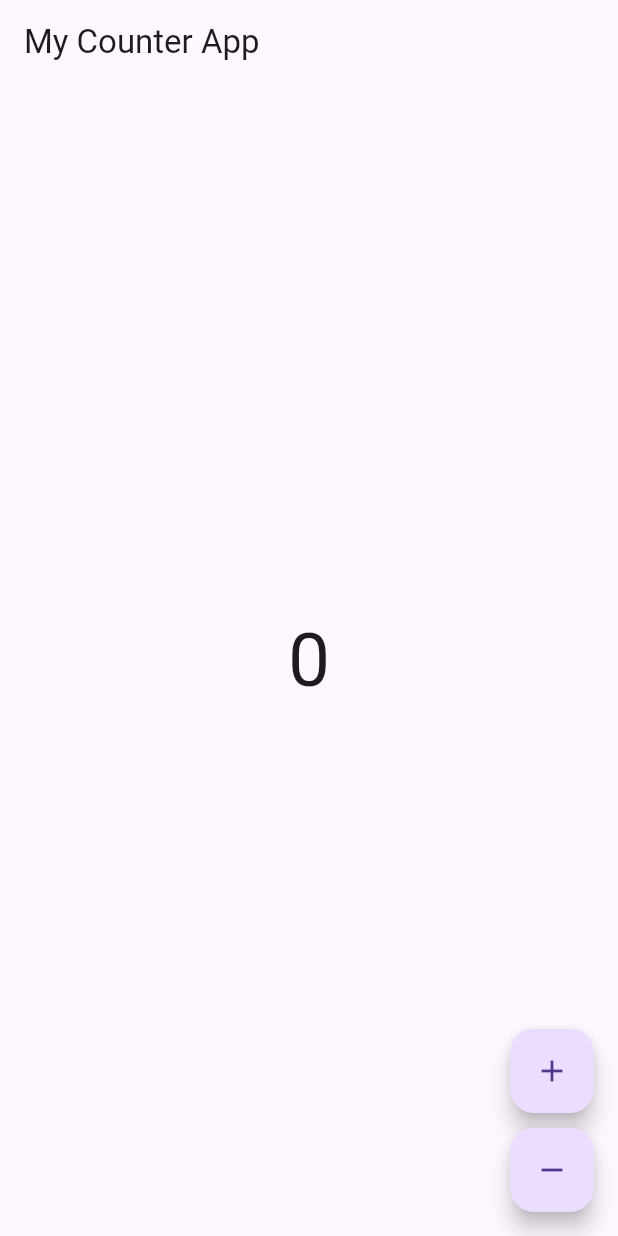
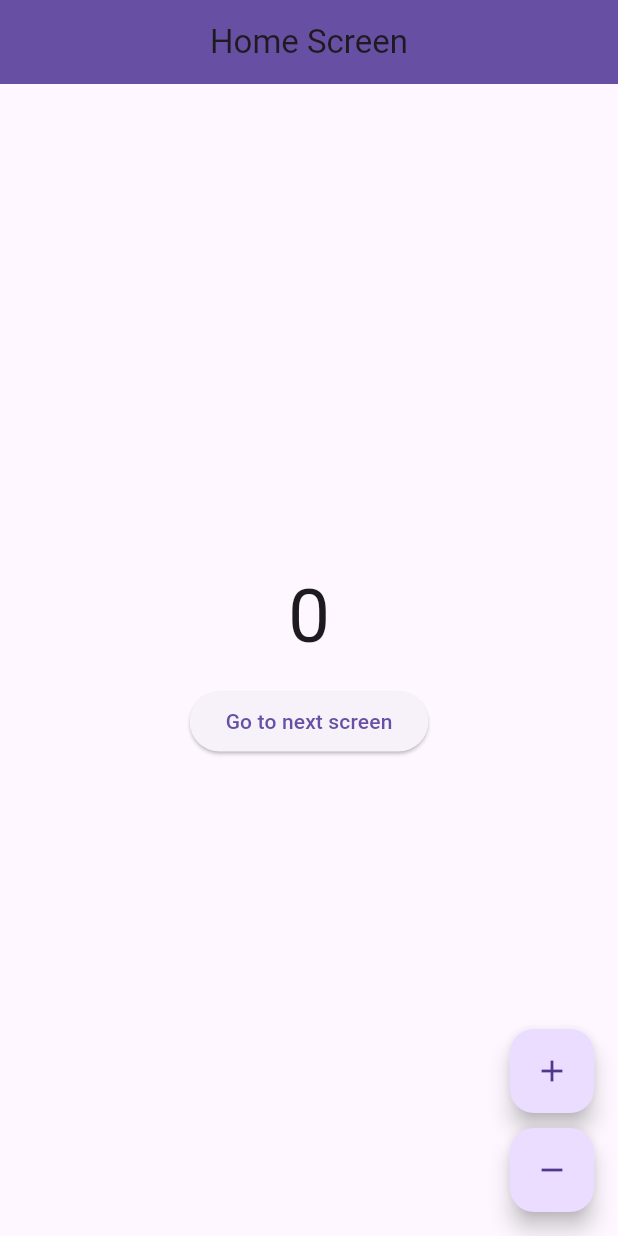
Before and after one commit to IAmTheNe/Flutter-Counter-App-with-Provider, a Flutter app: the screen it shows after launch, on a phone screen of 412 x 824 dp. Run offline on Flutter 3.47's test engine with Material 2 defaults, Android fonts, the phone set to English and light mode, and no system bars.

Commit message:
re-struct folder

```diff
--- a/lib/main.dart
+++ b/lib/main.dart
@@ -2,6 +2,7 @@ import 'package:flutter/material.dart';
 import 'package:provider/provider.dart';
 
 import './providers/counter_provider.dart';
+import './screens/home_screen.dart';
 
 void main() {
   runApp(const MyApp());
@@ -21,50 +22,10 @@ class MyApp extends StatelessWidget {
         theme: ThemeData(
           useMaterial3: true,
           primarySwatch: Colors.blue,
+          platform: TargetPlatform.iOS,
         ),
-        home: const MyHomePage(),
+        home: const HomeScreen(),
       ),
     );
   }
 }
-
-class MyHomePage extends StatelessWidget {
-  const MyHomePage({Key? key}) : super(key: key);
-
-  @override
-  Widget build(BuildContext context) {
-    return Scaffold(
-      appBar: AppBar(
-        title: const Text('My Counter App'),
-      ),
-      body: Center(
-        child: Text(
-          context.watch<CounterProvider>().counter.toString(),
-          style: const TextStyle(
-            fontSize: 50,
-          ),
-        ),
-      ),
-      floatingActionButton: Column(
-        mainAxisAlignment: MainAxisAlignment.end,
-        children: [
-          FloatingActionButton(
-            onPressed: () {
-              context.read<CounterProvider>().increment();
-            },
-            child: const Icon(Icons.add),
-          ),
-          const SizedBox(
-            height: 10,
-          ),
-          FloatingActionButton(
-            onPressed: () {
-              context.read<CounterProvider>().decrement();
-            },
-            child: const Icon(Icons.remove),
-          ),
-        ],
-      ),
-    );
-  }
-}
--- /dev/null
+++ b/lib/screens/home_screen.dart
@@ -0,0 +1,65 @@
+import 'package:flutter/material.dart';
+import 'package:provider/provider.dart';
+
+import './second_screen.dart';
+import '../providers/counter_provider.dart';
+
+class HomeScreen extends StatelessWidget {
+  const HomeScreen({Key? key}) : super(key: key);
+
+  @override
+  Widget build(BuildContext context) {
+    return Scaffold(
+      appBar: AppBar(
+        title: const Text('Home Screen'),
+        backgroundColor: Theme.of(context).primaryColor,
+      ),
+      body: Center(
+        child: Column(
+          mainAxisAlignment: MainAxisAlignment.center,
+          children: [
+            Text(
+              context.watch<CounterProvider>().counter.toString(),
+              style: const TextStyle(
+                fontSize: 50,
+              ),
+            ),
+            const SizedBox(
+              height: 10,
+            ),
+            ElevatedButton(
+              onPressed: () {
+                Navigator.of(context).push(
+                  MaterialPageRoute(
+                    builder: (_) => const SecondScreen(),
+                  ),
+                );
+              },
+              child: const Text('Go to next screen'),
+            ),
+          ],
+        ),
+      ),
+      floatingActionButton: Column(
+        mainAxisAlignment: MainAxisAlignment.end,
+        children: [
+          FloatingActionButton(
+            onPressed: () {
+              context.read<CounterProvider>().increment();
+            },
+            child: const Icon(Icons.add),
+          ),
+          const SizedBox(
+            height: 10,
+          ),
+          FloatingActionButton(
+            onPressed: () {
+              context.read<CounterProvider>().decrement();
+            },
+            child: const Icon(Icons.remove),
+          ),
+        ],
+      ),
+    );
+  }
+}
```
Also changed, not shown: lib/screens/second_screen.dart (added, +60 -0 lines).
